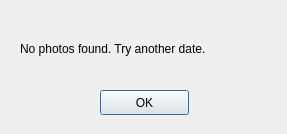
This is no_photos.ui in ivinjabraham/redeyes as Qt 5 draws it before an edit. The edited form follows.
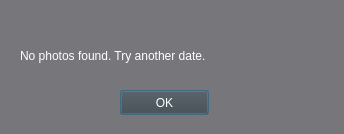
This is the edited form.

Commit message: MOD: Modified UI files, formatted main.py

The edit to the form file:
```diff
--- a/no_photos.ui
+++ b/no_photos.ui
@@ -6,20 +6,36 @@
    <rect>
     <x>0</x>
     <y>0</y>
-    <width>287</width>
+    <width>344</width>
     <height>134</height>
    </rect>
   </property>
   <property name="windowTitle">
    <string>Dialog</string>
   </property>
+  <property name="styleSheet">
+   <string notr="true">QPushButton{
+	background-color: #424242;
+	color: white;
+	font: 11pt &quot;JetBrains Mono&quot;;
+}
+
+QDialog{
+	background-color: rgb(119, 118, 123)
+}
+ 
+QLabel {
+	color: white;
+	font: 11pt &quot;JetBrains Mono&quot;;
+}</string>
+  </property>
   <widget class="QLabel" name="label">
    <property name="geometry">
     <rect>
      <x>20</x>
      <y>40</y>
-     <width>241</width>
-     <height>17</height>
+     <width>311</width>
+     <height>31</height>
     </rect>
    </property>
    <property name="text">
@@ -29,7 +45,7 @@
   <widget class="QPushButton" name="pushButton">
    <property name="geometry">
     <rect>
-     <x>100</x>
+     <x>120</x>
      <y>90</y>
      <width>89</width>
      <height>25</height>
```
The commit also changes 4 other files.
